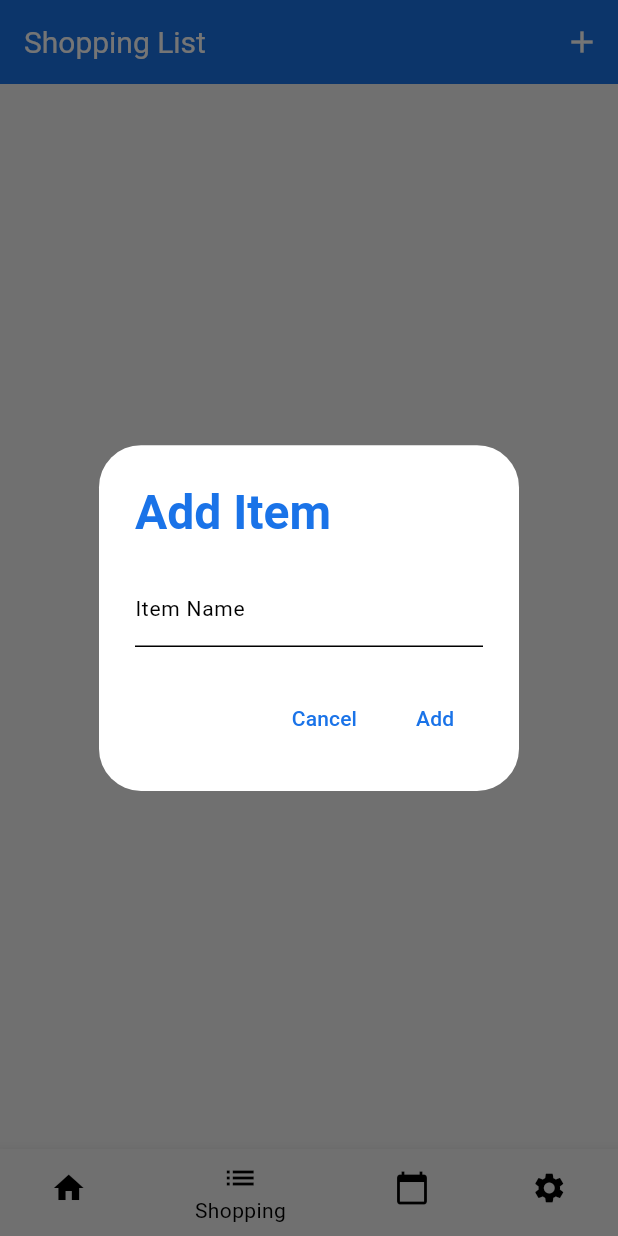
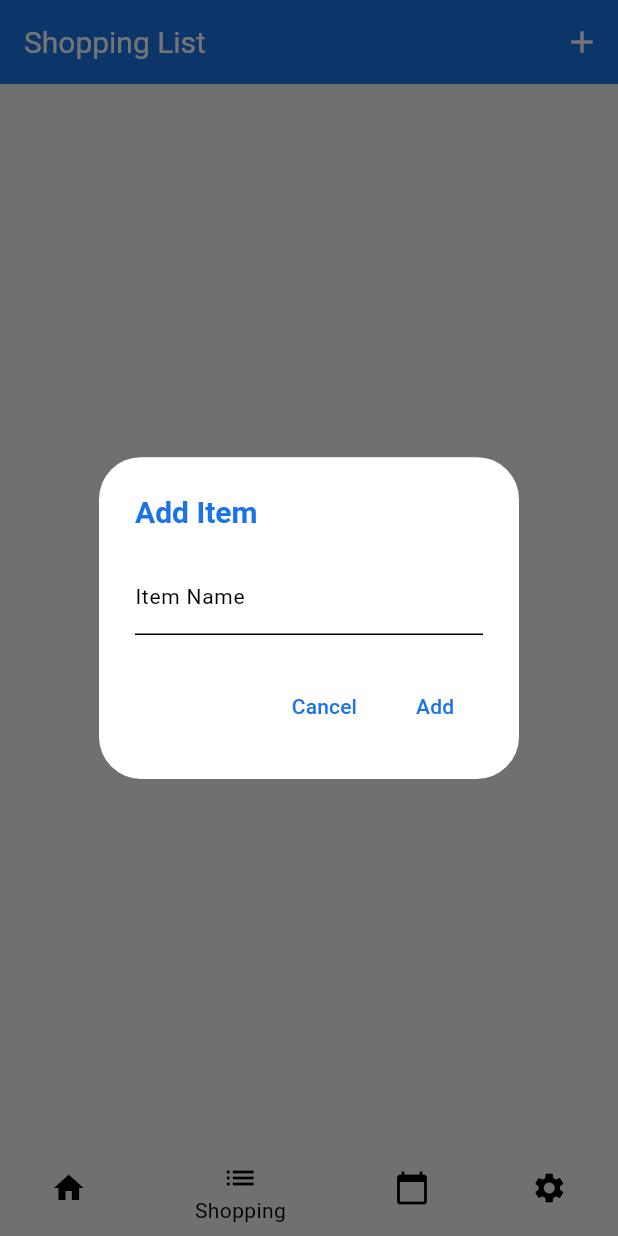
Before and after one commit to navedn/RecipeMaster, a Flutter app: the screen it shows after launch, item 2 of the bottom bar chosen, after a tap on the "add" icon, on a phone screen of 412 x 824 dp. Run offline on Flutter 3.47's test engine with Material 3 defaults, Android fonts, the phone set to English and light mode, and no system bars; our stand-ins replace sqflite; accounts and stored records are empty.

Commit message:
Touch ups for readability

```diff
--- a/lib/RecipeInformationScreen.dart
+++ b/lib/RecipeInformationScreen.dart
@@ -111,7 +111,7 @@ class RecipeInformationScreen extends StatelessWidget {
                 ScaffoldMessenger.of(context).showSnackBar(
                   SnackBar(
                     content:
-                        Text('${ingredientList[index]} added to Grocery List'),
+                        Text('${ingredientList[index]} added to Shopping List'),
                   ),
                 );
               },
--- a/lib/main.dart
+++ b/lib/main.dart
@@ -41,9 +41,9 @@ class AppColorTheme {
       ),
       textTheme: TextTheme(
         headlineSmall: TextStyle(
-            fontSize: 32.0, fontWeight: FontWeight.bold, color: primary),
+            fontSize: 20.0, fontWeight: FontWeight.bold, color: primary),
         bodyMedium: TextStyle(fontSize: 16.0, color: Colors.black),
-        bodyLarge: TextStyle(fontSize: 14.0, color: Colors.grey[700]),
+        bodyLarge: TextStyle(fontSize: 14.0, color: Colors.grey[1000]),
       ),
       iconTheme: IconThemeData(color: primary),
       colorScheme: ColorScheme.light(
```
